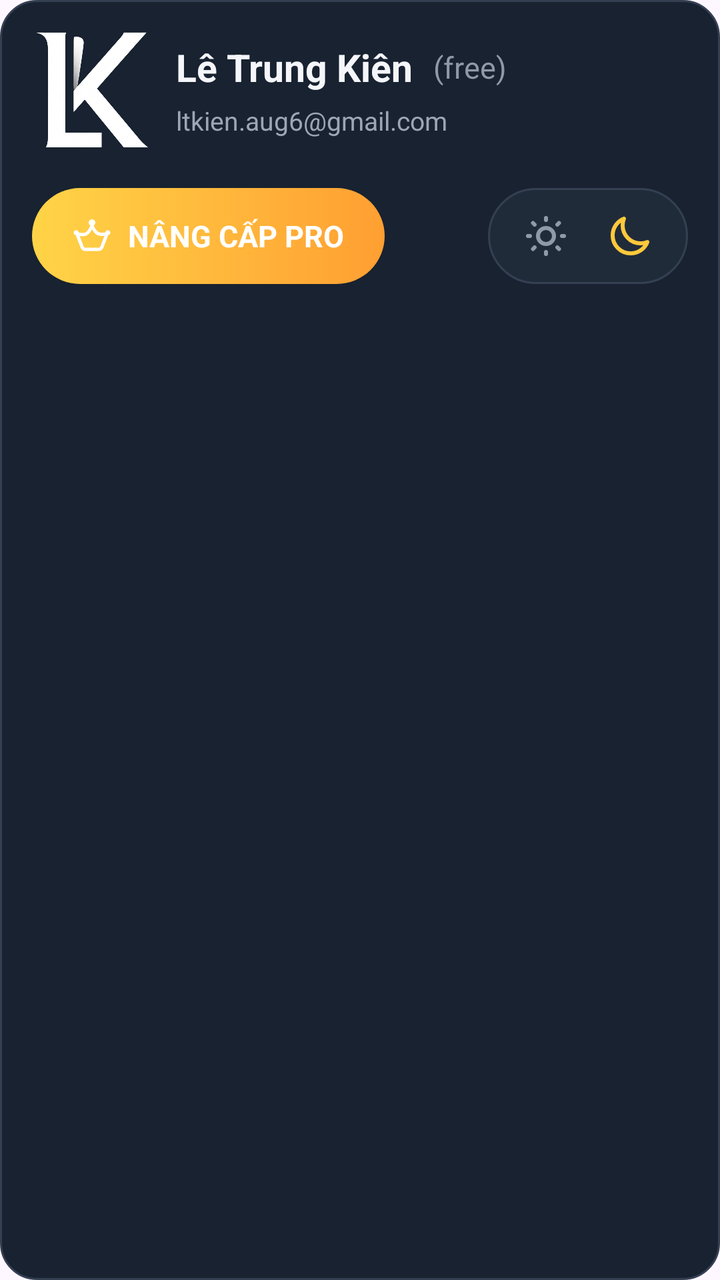
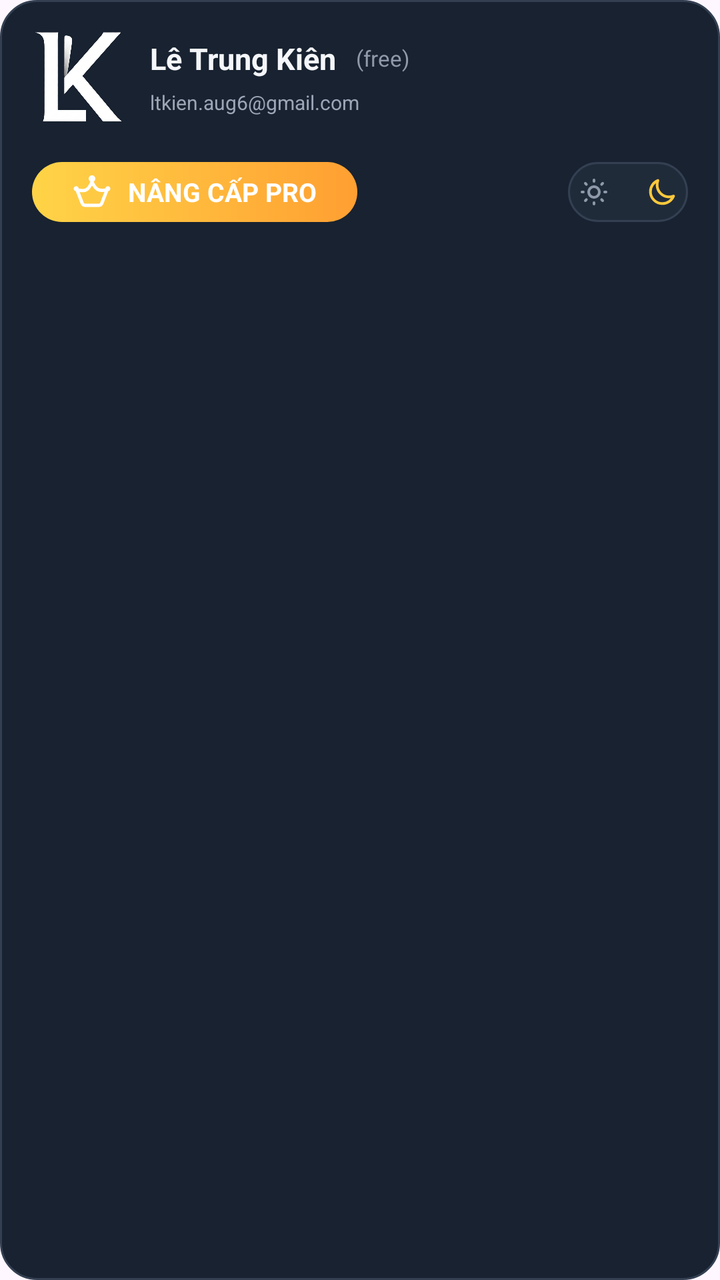

The first picture is an Android layout as it rendered before a commit; the second is the same layout after the commit. The layout source and the unified diff follow.
<!-- AndroidManifest.xml: application theme Theme.Kenglish -->
<!-- res/layout/canhan_thongtinnguoidung.xml -->
<?xml version="1.0" encoding="utf-8"?>
<LinearLayout xmlns:android="http://schemas.android.com/apk/res/android"
    xmlns:app="http://schemas.android.com/apk/res-auto"
    android:id="@+id/card_thong_tin_nguoi_dung"
    android:layout_width="match_parent"
    android:layout_height="wrap_content"
    android:layout_marginBottom="16dp"
    android:background="@drawable/nen_canhan_card"
    android:orientation="vertical"
    android:padding="16dp"
    android:clickable="true"
    android:focusable="true">


    
    <LinearLayout
        android:layout_width="match_parent"
        android:layout_height="wrap_content"
        android:gravity="center_vertical"
        android:orientation="horizontal">


        
        <ImageView
            android:id="@+id/img_anh_dai_dien"
            android:layout_width="58dp"
            android:layout_height="58dp"
            android:contentDescription="Ảnh đại diện"
            android:src="@drawable/nen_anh_dai_dien"
            android:scaleType="centerCrop" />


        
        <LinearLayout
            android:layout_width="0dp"
            android:layout_height="wrap_content"
            android:layout_marginStart="14dp"
            android:layout_weight="1"
            android:orientation="vertical">


            
            <LinearLayout
                android:layout_width="wrap_content"
                android:layout_height="wrap_content"
                android:gravity="center_vertical"
                android:orientation="horizontal">

                <TextView
                    android:id="@+id/txt_ho_ten"
                    android:layout_width="wrap_content"
                    android:layout_height="wrap_content"
                    android:text="Lê Trung Kiên"
                    android:textColor="#F4F6FA"
                    android:textSize="19sp"
                    android:textStyle="bold" />

                <TextView
                    android:id="@+id/txt_loai_tai_khoan"
                    android:layout_width="wrap_content"
                    android:layout_height="wrap_content"
                    android:layout_marginStart="10dp"
                    android:text="(free)"
                    android:textColor="#8F99AA"
                    android:textSize="15sp" />

            </LinearLayout>


            
            <TextView
                android:id="@+id/txt_email"
                android:layout_width="wrap_content"
                android:layout_height="wrap_content"
                android:layout_marginTop="5dp"
                android:text="ltkien.aug6@gmail.com"
                android:textColor="#9CA6B7"
                android:textSize="13sp" />

        </LinearLayout>

    </LinearLayout>


    
    <LinearLayout
        android:layout_width="match_parent"
        android:layout_height="wrap_content"
        android:layout_marginTop="20dp"
        android:gravity="center_vertical"
        android:orientation="horizontal">


        
        <LinearLayout
            android:id="@+id/btn_nang_cap_pro"
            android:layout_width="wrap_content"
            android:layout_height="48dp"
            android:background="@drawable/nen_canhan_pro"
            android:clickable="true"
            android:focusable="true"
            android:gravity="center"
            android:orientation="horizontal"
            android:paddingStart="20dp"
            android:paddingEnd="20dp">

            
            <ImageView
                android:layout_width="20dp"
                android:layout_height="20dp"
                android:contentDescription="PRO"
                app:srcCompat="@drawable/ic_vip"
                app:tint="#FFFFFF" />

            
            <TextView
                android:layout_width="wrap_content"
                android:layout_height="wrap_content"
                android:layout_marginStart="8dp"
                android:text="NÂNG CẤP PRO"
                android:textColor="#FFFFFF"
                android:textSize="15sp"
                android:textStyle="bold" />

        </LinearLayout>


        
        <Space
            android:layout_width="0dp"
            android:layout_height="1dp"
            android:layout_weight="1" />


        
        <LinearLayout
            android:id="@+id/btn_che_do_giao_dien"
            android:layout_width="100dp"
            android:layout_height="48dp"
            android:background="@drawable/nen_canhan_chedo"
            android:clickable="true"
            android:focusable="true"
            android:gravity="center"
            android:orientation="horizontal">

            
            <ImageView
                android:id="@+id/img_che_do_sang"
                android:layout_width="24dp"
                android:layout_height="24dp"
                android:contentDescription="Chế độ sáng"
                app:srcCompat="@drawable/ic_mattroi"
                app:tint="#8F99AA" />

            
            <ImageView
                android:id="@+id/img_che_do_toi"
                android:layout_width="24dp"
                android:layout_height="24dp"
                android:layout_marginStart="18dp"
                android:contentDescription="Chế độ tối"
                app:srcCompat="@drawable/ic_mattrang"
                app:tint="#FFC93C" />

        </LinearLayout>

    </LinearLayout>

</LinearLayout>
<!-- resources referenced by this layout -->
<resources>
  <!-- drawable ic_mattrang (drawable) -->
  <vector xmlns:android="http://schemas.android.com/apk/res/android"
      android:width="800dp"
      android:height="800dp"
      android:viewportWidth="24"
      android:viewportHeight="24">
    <path
        android:pathData="M3.32,11.684C3.32,16.654 7.35,20.684 12.32,20.684C16.108,20.684 19.348,18.344 20.677,15.032C19.64,15.449 18.506,15.683 17.32,15.683C12.35,15.683 8.32,11.654 8.32,6.683C8.32,5.503 8.552,4.363 8.965,3.33C5.656,4.66 3.32,7.899 3.32,11.684Z"
        android:strokeLineJoin="round"
        android:strokeWidth="2"
        android:fillColor="#00000000"
        android:strokeColor="#000000"
        android:strokeLineCap="round"/>
  </vector>
  <!-- drawable ic_mattroi (drawable) -->
  <vector xmlns:android="http://schemas.android.com/apk/res/android"
      android:width="800dp"
      android:height="800dp"
      android:viewportWidth="24"
      android:viewportHeight="24">
    <path
        android:pathData="M12,3V4M12,20V21M4,12H3M6.314,6.314L5.5,5.5M17.686,6.314L18.5,5.5M6.314,17.69L5.5,18.5M17.686,17.69L18.5,18.5M21,12H20M16,12C16,14.209 14.209,16 12,16C9.791,16 8,14.209 8,12C8,9.791 9.791,8 12,8C14.209,8 16,9.791 16,12Z"
        android:strokeLineJoin="round"
        android:strokeWidth="2"
        android:fillColor="#00000000"
        android:strokeColor="#000000"
        android:strokeLineCap="round"/>
  </vector>
  <!-- drawable ic_vip (drawable) -->
  <vector xmlns:android="http://schemas.android.com/apk/res/android"
      android:width="800dp"
      android:height="800dp"
      android:viewportWidth="24"
      android:viewportHeight="24">
    <path
        android:pathData="M12.987,5.74C13.592,5.396 14,4.746 14,4C14,2.895 13.105,2 12,2C10.895,2 10,2.895 10,4C10,4.747 10.41,5.399 11.017,5.742L11.008,5.76C10.352,7.127 9.442,9.085 8.037,9.82C6.883,10.423 5.226,10.119 3.996,9.894C3.942,9.115 3.293,8.5 2.5,8.5C1.672,8.5 1,9.172 1,10C1,10.735 1.528,11.346 2.225,11.475L5.173,19.084C5.62,20.239 6.731,21 7.97,21L16.03,21C17.269,21 18.38,20.239 18.827,19.084L21.774,11.475C22.472,11.346 23,10.735 23,10C23,9.172 22.328,8.5 21.5,8.5C20.722,8.5 20.083,9.092 20.007,9.85C18.748,10.013 17.125,10.221 15.963,9.614C14.586,8.894 13.663,7.071 12.987,5.74ZM12.025,8.107C12.793,9.353 13.714,10.694 15.037,11.386C16.364,12.08 17.997,12.045 19.457,11.92L16.962,18.361C16.813,18.746 16.443,19 16.03,19L7.97,19C7.557,19 7.187,18.746 7.038,18.361L4.577,12.008C6.016,12.192 7.644,12.282 8.963,11.592C10.34,10.872 11.263,9.42 12.025,8.107Z"
        android:strokeWidth="1"
        android:fillColor="#09244B"
        android:fillType="evenOdd"
        android:strokeColor="#00000000"/>
  </vector>
  <!-- drawable nen_anh_dai_dien: png bitmap (drawable, 749297 bytes) -->
  <!-- drawable nen_canhan_card (drawable) -->
  <?xml version="1.0" encoding="utf-8"?>
  <shape
      xmlns:android="http://schemas.android.com/apk/res/android"
      android:shape="rectangle">
  
      <solid android:color="#182230" />
  
      <stroke
          android:width="1dp"
          android:color="#344052" />
  
      <corners android:radius="18dp" />
  
  </shape>
  <!-- drawable nen_canhan_chedo (drawable) -->
  <?xml version="1.0" encoding="utf-8"?>
  <shape xmlns:android="http://schemas.android.com/apk/res/android"
      android:shape="rectangle">
  
      <solid android:color="#202B3A" />
  
      <stroke
          android:width="1dp"
          android:color="#344052" />
  
      <corners android:radius="30dp" />
  
  </shape>
  <!-- drawable nen_canhan_pro (drawable) -->
  <?xml version="1.0" encoding="utf-8"?>
  <shape xmlns:android="http://schemas.android.com/apk/res/android"
      android:shape="rectangle">
  
      <gradient
          android:angle="0"
          android:startColor="#FFD447"
          android:endColor="#FF9F32" />
  
      <corners android:radius="30dp" />
  
  </shape>
  <style name="Theme.Kenglish" parent="Base.Theme.Kenglish" />
  <style name="Base.Theme.Kenglish" parent="Theme.Material3.DayNight.NoActionBar">
          
          
      </style>
</resources>

<!-- the commit's change to res/layout/canhan_thongtinnguoidung.xml (unified diff, before → after) -->
@@ -23,8 +23,8 @@
         
         <ImageView
             android:id="@+id/img_anh_dai_dien"
-            android:layout_width="58dp"
-            android:layout_height="58dp"
+            android:layout_width="45dp"
+            android:layout_height="45dp"
             android:contentDescription="Ảnh đại diện"
             android:src="@drawable/nen_anh_dai_dien"
             android:scaleType="centerCrop" />
@@ -52,7 +52,7 @@
                     android:layout_height="wrap_content"
                     android:text="Lê Trung Kiên"
                     android:textColor="#F4F6FA"
-                    android:textSize="19sp"
+                    android:textSize="15sp"
                     android:textStyle="bold" />
 
                 <TextView
@@ -62,7 +62,7 @@
                     android:layout_marginStart="10dp"
                     android:text="(free)"
                     android:textColor="#8F99AA"
-                    android:textSize="15sp" />
+                    android:textSize="11sp" />
 
             </LinearLayout>
 
@@ -75,7 +75,7 @@
                 android:layout_marginTop="5dp"
                 android:text="ltkien.aug6@gmail.com"
                 android:textColor="#9CA6B7"
-                android:textSize="13sp" />
+                android:textSize="10sp" />
 
         </LinearLayout>
 
@@ -95,7 +95,7 @@
         <LinearLayout
             android:id="@+id/btn_nang_cap_pro"
             android:layout_width="wrap_content"
-            android:layout_height="48dp"
+            android:layout_height="30dp"
             android:background="@drawable/nen_canhan_pro"
             android:clickable="true"
             android:focusable="true"
@@ -119,7 +119,7 @@
                 android:layout_marginStart="8dp"
                 android:text="NÂNG CẤP PRO"
                 android:textColor="#FFFFFF"
-                android:textSize="15sp"
+                android:textSize="13sp"
                 android:textStyle="bold" />
 
         </LinearLayout>
@@ -135,8 +135,8 @@
         
         <LinearLayout
             android:id="@+id/btn_che_do_giao_dien"
-            android:layout_width="100dp"
-            android:layout_height="48dp"
+            android:layout_width="60dp"
+            android:layout_height="30dp"
             android:background="@drawable/nen_canhan_chedo"
             android:clickable="true"
             android:focusable="true"
@@ -146,8 +146,8 @@
             
             <ImageView
                 android:id="@+id/img_che_do_sang"
-                android:layout_width="24dp"
-                android:layout_height="24dp"
+                android:layout_width="16dp"
+                android:layout_height="16dp"
                 android:contentDescription="Chế độ sáng"
                 app:srcCompat="@drawable/ic_mattroi"
                 app:tint="#8F99AA" />
@@ -155,8 +155,8 @@
             
             <ImageView
                 android:id="@+id/img_che_do_toi"
-                android:layout_width="24dp"
-                android:layout_height="24dp"
+                android:layout_width="16dp"
+                android:layout_height="16dp"
                 android:layout_marginStart="18dp"
                 android:contentDescription="Chế độ tối"
                 app:srcCompat="@drawable/ic_mattrang"
